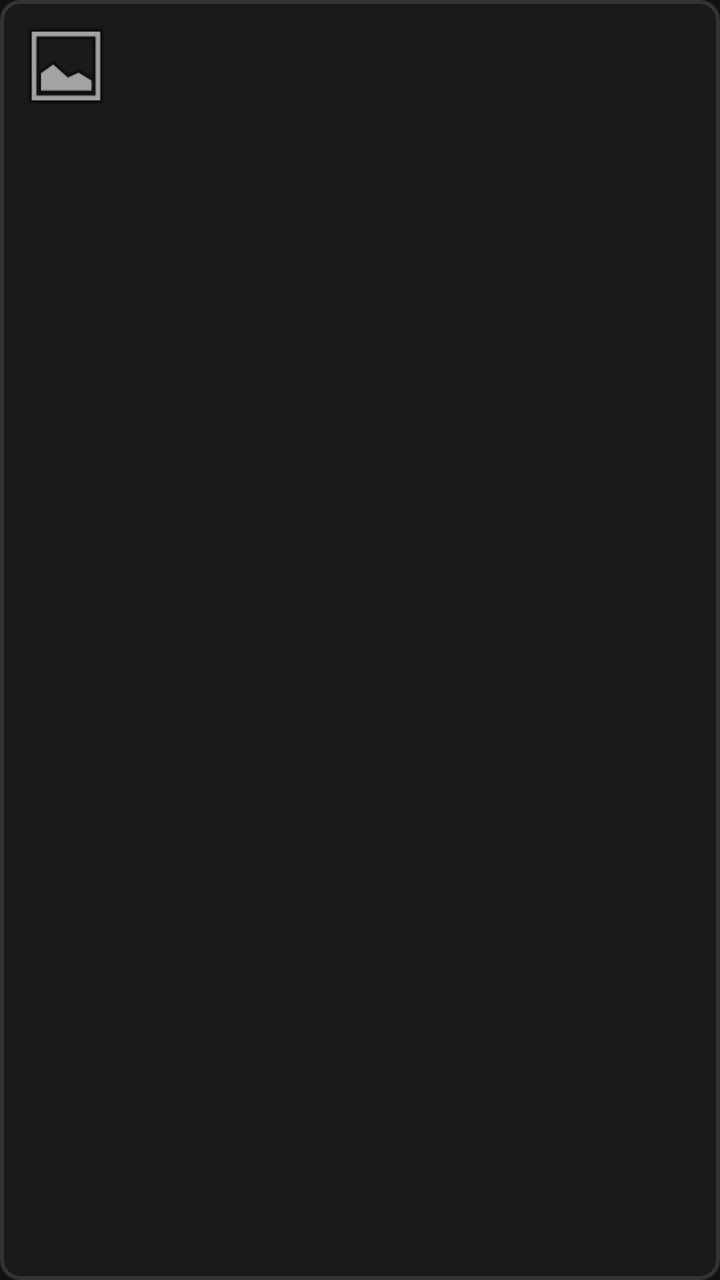
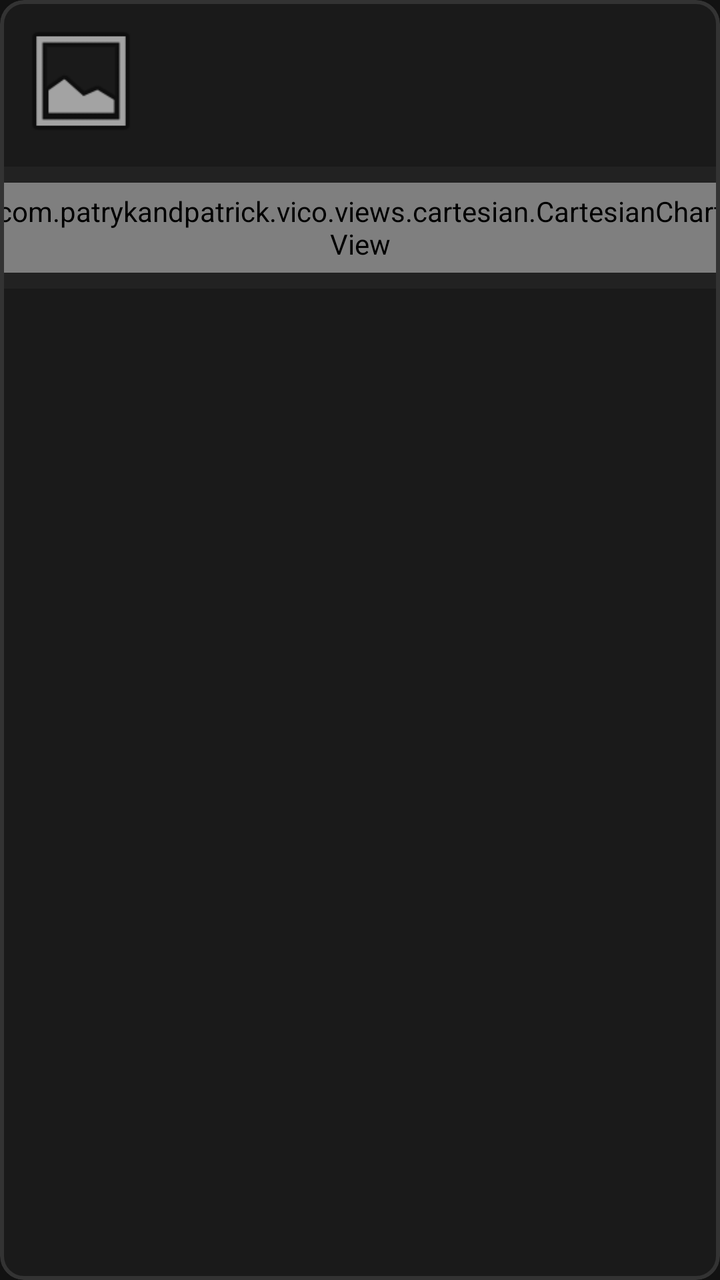

Compare the two renders of this Android layout. The source of the first and the diff that turns it into the second are given below.
<!-- AndroidManifest.xml: application theme Theme.VT5.Dark -->
<!-- res/layout/item_forecast_species.xml -->
<?xml version="1.0" encoding="utf-8"?>
<com.google.android.material.card.MaterialCardView xmlns:android="http://schemas.android.com/apk/res/android"
    xmlns:app="http://schemas.android.com/apk/res-auto"
    android:id="@+id/cardSpecies"
    android:layout_width="match_parent"
    android:layout_height="wrap_content"
    android:layout_margin="4dp"
    app:cardBackgroundColor="#1A1A1A"
    app:cardCornerRadius="10dp"
    app:strokeColor="#333333"
    app:strokeWidth="2dp">

    <LinearLayout
        android:layout_width="match_parent"
        android:layout_height="wrap_content"
        android:gravity="center_vertical"
        android:orientation="horizontal"
        android:padding="8dp">

        <com.google.android.material.imageview.ShapeableImageView
            android:id="@+id/ivSpecies"
            android:layout_width="50dp"
            android:layout_height="50dp"
            android:scaleType="centerCrop"
            android:src="@android:drawable/ic_menu_gallery"
            app:shapeAppearanceOverlay="@style/ShapeAppearance.Material3.Corner.Small" />

        <LinearLayout
            android:layout_width="0dp"
            android:layout_height="wrap_content"
            android:layout_marginStart="10dp"
            android:layout_weight="1"
            android:orientation="vertical">

            <TextView
                android:id="@+id/tvSpeciesName"
                android:layout_width="match_parent"
                android:layout_height="wrap_content"
                android:textColor="@color/vt5_white"
                android:textSize="14sp"
                android:textStyle="bold" />

            <TextView
                android:id="@+id/tvSpeciesBph"
                android:layout_width="match_parent"
                android:layout_height="wrap_content"
                android:alpha="0.6"
                android:textColor="@color/vt5_light_blue"
                android:textSize="10sp" />
        </LinearLayout>

        <TextView
            android:id="@+id/tvProbability"
            android:layout_width="wrap_content"
            android:layout_height="wrap_content"
            android:layout_marginStart="8dp"
            android:textColor="@color/vt5_orange"
            android:textSize="16sp"
            android:textStyle="bold" />

    </LinearLayout>

</com.google.android.material.card.MaterialCardView>
<!-- resources referenced by this layout -->
<resources>
  <color name="vt5_light_blue">#117CAF</color>
  <color name="vt5_orange">#EF6929</color>
  <color name="vt5_white">#FFFFFF</color>
  <color name="vt5_black">#121212</color>
  <color name="vt5_on_surface">@color/popup_bg_wit</color>
  <style name="Widget.VT5.Button" parent="Widget.Material3.Button">
          
          <item name="cornerRadius">@dimen/vt5_btn_corner</item>
          <item name="android:insetLeft">0dp</item>
          <item name="android:insetRight">0dp</item>
          <item name="android:insetTop">0dp</item>
          <item name="android:insetBottom">0dp</item>
          <item name="iconPadding">8dp</item>
          <item name="android:minHeight">48dp</item>
  
          
          <item name="backgroundTint">@color/vt5_light_blue</item>
          <item name="android:textColor">@color/vt5_white</item>
          <item name="rippleColor">?attr/colorPrimaryContainer</item>
  
          
          <item name="strokeColor">@color/vt5_light_gray</item>
          <item name="strokeWidth">0dp</item>
      </style>
  <style name="ThemeOverlay.VT5.MaterialAlertDialog" parent="ThemeOverlay.Material3.MaterialAlertDialog">
          <item name="buttonBarPositiveButtonStyle">@style/Widget.VT5.AlertDialog.Button</item>
          <item name="buttonBarNegativeButtonStyle">@style/Widget.VT5.AlertDialog.Button</item>
          <item name="buttonBarNeutralButtonStyle">@style/Widget.VT5.AlertDialog.Button</item>
      </style>
  <color name="popup_bg_wit">#FFFFFFFF</color>
  <!-- drawable vt5_btn_selector (drawable) -->
  <?xml version="1.0" encoding="utf-8"?>
  <selector xmlns:android="http://schemas.android.com/apk/res/android">
  
      
      <item android:state_checked="true" android:drawable="@drawable/vt5_btn_checked" />
  
      
      <item android:state_pressed="true" android:drawable="@drawable/vt5_btn_pressed" />
  
      
      <item android:drawable="@drawable/vt5_btn_unchecked" />
  </selector>
  <dimen name="vt5_btn_stroke">1dp</dimen>
  <dimen name="vt5_btn_corner">6dp</dimen>
  <color name="vt5_light_gray">#5D748C</color>
  <style name="Widget.VT5.AlertDialog.Button" parent="Widget.Material3.Button.TextButton.Dialog">
          <item name="android:textColor">@color/vt5_white</item>
      </style>
  <!-- drawable vt5_btn_checked (drawable) -->
  <?xml version="1.0" encoding="utf-8"?>
  <shape xmlns:android="http://schemas.android.com/apk/res/android" android:shape="rectangle">
      
      <solid android:color="@color/vt5_light_blue" />
      
      <corners android:radius="@dimen/vt5_btn_corner" />
      
      <padding android:left="8dp" android:top="6dp" android:right="8dp" android:bottom="6dp" />
  </shape>
  <!-- drawable vt5_btn_pressed (drawable) -->
  <?xml version="1.0" encoding="utf-8"?>
  <shape xmlns:android="http://schemas.android.com/apk/res/android" android:shape="rectangle">
      
      <solid android:color="@color/vt5_light_blue" />
      <corners android:radius="@dimen/vt5_btn_corner" />
      <padding android:left="8dp" android:top="6dp" android:right="8dp" android:bottom="6dp" />
  </shape>
  <!-- drawable vt5_btn_unchecked (drawable) -->
  <?xml version="1.0" encoding="utf-8"?>
  <shape xmlns:android="http://schemas.android.com/apk/res/android" android:shape="rectangle">
      
      <solid android:color="@color/vt5_black" />
      
      <stroke android:width="@dimen/vt5_btn_stroke" android:color="@color/vt5_light_blue" />
      <corners android:radius="@dimen/vt5_btn_corner" />
      <padding android:left="8dp" android:top="6dp" android:right="8dp" android:bottom="6dp" />
  </shape>
  <!-- unchanged entries left out for length: 2 -->
</resources>

<!-- the commit's change to res/layout/item_forecast_species.xml (unified diff, before → after) -->
@@ -6,57 +6,112 @@
     android:layout_height="wrap_content"
     android:layout_margin="4dp"
     app:cardBackgroundColor="#1A1A1A"
-    app:cardCornerRadius="10dp"
+    app:cardCornerRadius="12dp"
     app:strokeColor="#333333"
     app:strokeWidth="2dp">
 
     <LinearLayout
         android:layout_width="match_parent"
         android:layout_height="wrap_content"
-        android:gravity="center_vertical"
-        android:orientation="horizontal"
-        android:padding="8dp">
+        android:orientation="vertical">
 
-        <com.google.android.material.imageview.ShapeableImageView
-            android:id="@+id/ivSpecies"
-            android:layout_width="50dp"
-            android:layout_height="50dp"
-            android:scaleType="centerCrop"
-            android:src="@android:drawable/ic_menu_gallery"
-            app:shapeAppearanceOverlay="@style/ShapeAppearance.Material3.Corner.Small" />
+        
+        <LinearLayout
+            android:layout_width="match_parent"
+            android:layout_height="wrap_content"
+            android:orientation="horizontal"
+            android:padding="8dp">
 
-        <LinearLayout
-            android:layout_width="0dp"
-            android:layout_height="wrap_content"
-            android:layout_marginStart="10dp"
-            android:layout_weight="1"
-            android:orientation="vertical">
+            <com.google.android.material.imageview.ShapeableImageView
+                android:id="@+id/ivSpecies"
+                android:layout_width="65dp"
+                android:layout_height="65dp"
+                android:scaleType="centerCrop"
+                android:src="@android:drawable/ic_menu_gallery"
+                app:shapeAppearanceOverlay="@style/ShapeAppearance.Material3.Corner.Small" />
 
-            <TextView
-                android:id="@+id/tvSpeciesName"
-                android:layout_width="match_parent"
+            <LinearLayout
+                android:layout_width="0dp"
                 android:layout_height="wrap_content"
-                android:textColor="@color/vt5_white"
-                android:textSize="14sp"
-                android:textStyle="bold" />
+                android:layout_marginStart="12dp"
+                android:layout_weight="1"
+                android:orientation="vertical">
 
-            <TextView
-                android:id="@+id/tvSpeciesBph"
-                android:layout_width="match_parent"
-                android:layout_height="wrap_content"
-                android:alpha="0.6"
-                android:textColor="@color/vt5_light_blue"
-                android:textSize="10sp" />
+                <RelativeLayout
+                    android:layout_width="match_parent"
+                    android:layout_height="wrap_content">
+
+                    <TextView
+                        android:id="@+id/tvSpeciesName"
+                        android:layout_width="wrap_content"
+                        android:layout_height="wrap_content"
+                        android:layout_alignParentStart="true"
+                        android:layout_toStartOf="@+id/tvProbability"
+                        android:textColor="@color/vt5_white"
+                        android:textSize="15sp"
+                        android:textStyle="bold" />
+
+                    <TextView
+                        android:id="@+id/tvProbability"
+                        android:layout_width="wrap_content"
+                        android:layout_height="wrap_content"
+                        android:layout_alignParentEnd="true"
+                        android:textColor="@color/vt5_white"
+                        android:alpha="0.8"
+                        android:textSize="14sp"
+                        android:textStyle="bold" />
+                </RelativeLayout>
+
+                <TextView
+                    android:id="@+id/tvGuild"
+                    android:layout_width="match_parent"
+                    android:layout_height="wrap_content"
+                    android:textColor="@color/vt5_white"
+                    android:alpha="0.6"
+                    android:textAllCaps="true"
+                    android:textSize="11sp" />
+
+                <TextView
+                    android:id="@+id/tvScientificInfo"
+                    android:layout_width="match_parent"
+                    android:layout_height="wrap_content"
+                    android:layout_marginTop="2dp"
+                    android:textColor="@color/vt5_green"
+                    android:textSize="11sp" />
+
+                <TextView
+                    android:id="@+id/tvHistoric"
+                    android:layout_width="match_parent"
+                    android:layout_height="wrap_content"
+                    android:layout_marginTop="1dp"
+                    android:textColor="@color/vt5_orange"
+                    android:textSize="11sp" />
+            </LinearLayout>
         </LinearLayout>
 
-        <TextView
-            android:id="@+id/tvProbability"
-            android:layout_width="wrap_content"
+        
+        <FrameLayout
+            android:id="@+id/clGraphContainer"
+            android:layout_width="match_parent"
             android:layout_height="wrap_content"
-            android:layout_marginStart="8dp"
-            android:textColor="@color/vt5_orange"
-            android:textSize="16sp"
-            android:textStyle="bold" />
+            android:background="#222222"
+            android:paddingTop="8dp"
+            android:paddingBottom="8dp">
+
+            <com.patrykandpatrick.vico.views.cartesian.CartesianChartView
+                android:id="@+id/sparklinePhenology"
+                android:layout_width="366dp"
+                android:layout_height="45dp"
+                android:layout_gravity="center_horizontal" />
+
+            <View
+                android:id="@+id/viewDateIndicator"
+                android:layout_width="1.5dp"
+                android:layout_height="45dp"
+                android:background="#FF0000"
+                android:elevation="4dp"
+                android:visibility="gone" />
+        </FrameLayout>
 
     </LinearLayout>
 
<!-- resource entries referenced after the edit -->
@@ -1,5 +1,6 @@
 <!-- resources referenced by this layout -->
 <resources>
+  <color name="vt5_green">#80D97A</color>
   <color name="vt5_light_blue">#117CAF</color>
   <color name="vt5_orange">#EF6929</color>
   <color name="vt5_white">#FFFFFF</color>
